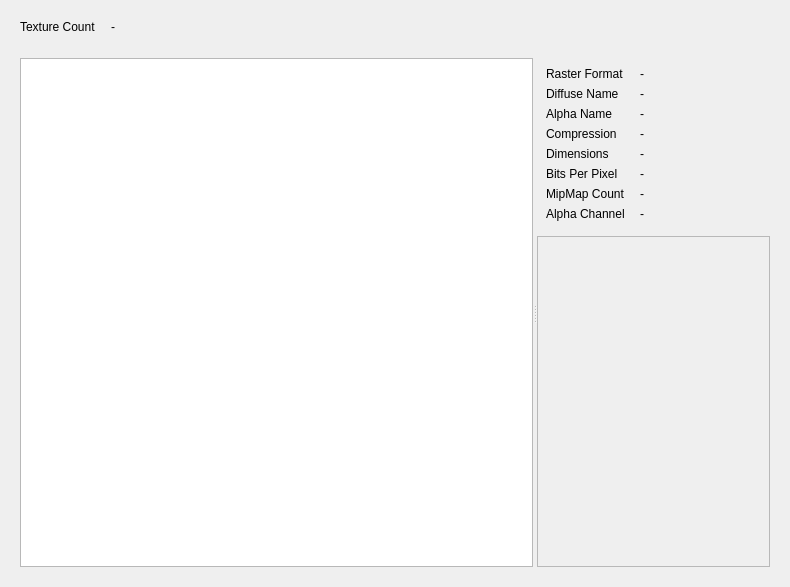
This is src/gtatools-gui/src/src/formats/txd/TXDWidget.ui in alemariusnexus/gtatools as Qt 5 draws it before an edit. The edited form follows.
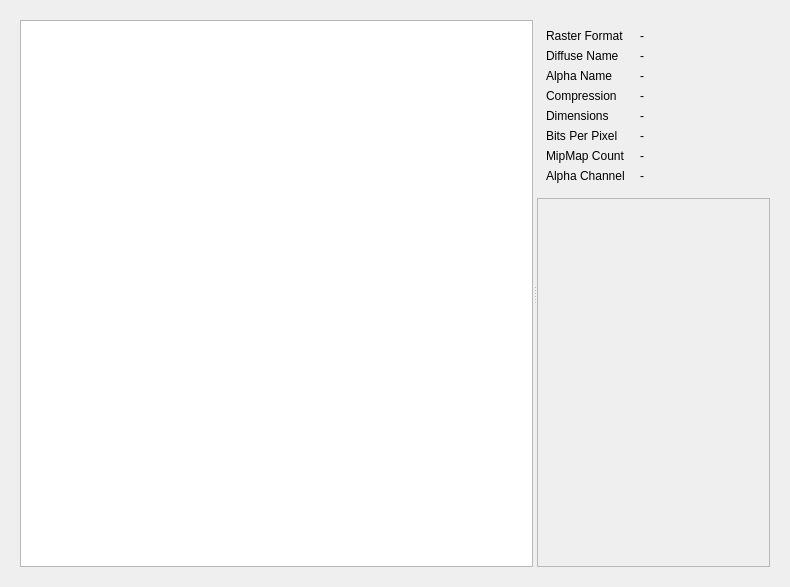
This is the edited form. Custom widgets are drawn as their Qt base class.

Commit message: - Added compact LaF configuration option again and changed some DFF labels to be displayed only in non-compact mode - Removed the Cancel/Apply buttons in ConfigWidget and replaced them with standard QDialogButtonBox ones - Some other small GUI corrections

What changed in the file:
```diff
--- a/src/gtatools-gui/src/src/formats/txd/TXDWidget.ui
+++ b/src/gtatools-gui/src/src/formats/txd/TXDWidget.ui
@@ -14,29 +14,6 @@
    <string notr="true">XXX</string>
   </property>
   <layout class="QVBoxLayout" name="verticalLayout">
-   <item>
-    <widget class="QWidget" name="widget" native="true">
-     <layout class="QFormLayout" name="formLayout">
-      <property name="horizontalSpacing">
-       <number>15</number>
-      </property>
-      <item row="0" column="0">
-       <widget class="QLabel" name="label">
-        <property name="text">
-         <string>Texture Count</string>
-        </property>
-       </widget>
-      </item>
-      <item row="0" column="1">
-       <widget class="QLabel" name="textureCountLabel">
-        <property name="text">
-         <string notr="true">-</string>
-        </property>
-       </widget>
-      </item>
-     </layout>
-    </widget>
-   </item>
    <item>
     <widget class="QWidget" name="widget_2" native="true">
      <property name="sizePolicy">
@@ -208,7 +185,7 @@
                <x>0</x>
                <y>0</y>
                <width>231</width>
-               <height>379</height>
+               <height>405</height>
               </rect>
              </property>
              <property name="mouseTracking">
```
The commit also changes 14 other files.
